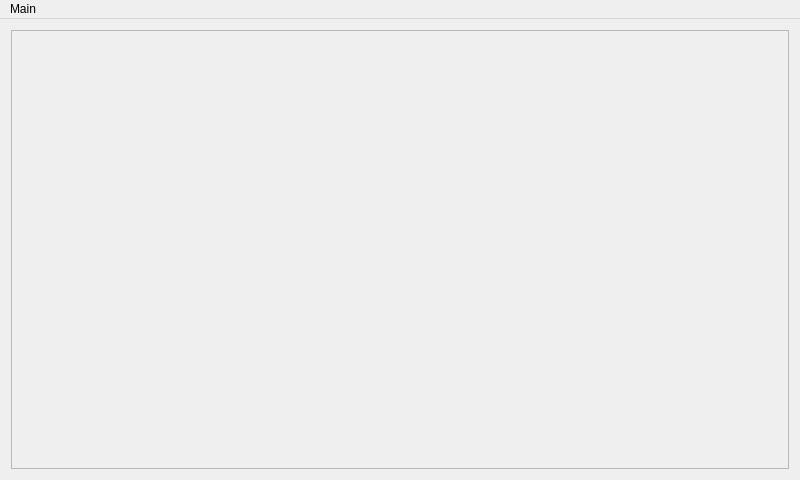
Qt form flashlauncher/mainwindow.ui (achipa/maemo-flash-launcher) before a commit.
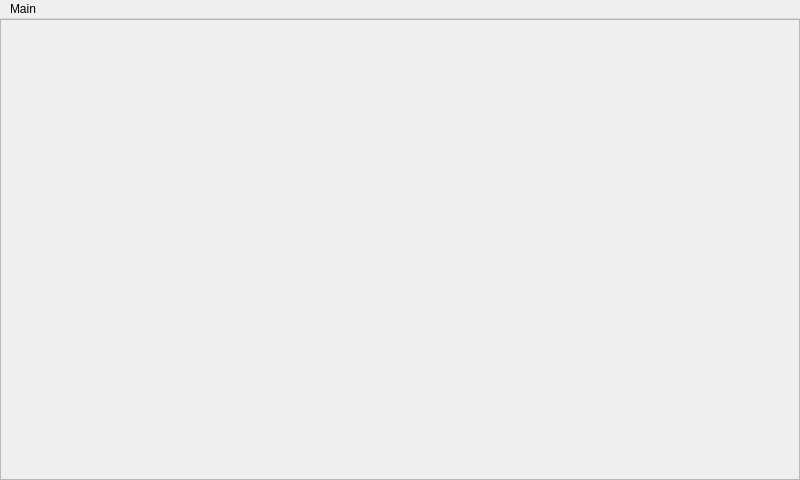
The same form after that commit. Icons and pictures are not drawn.

Patch:
```diff
--- a/flashlauncher/mainwindow.ui
+++ b/flashlauncher/mainwindow.ui
@@ -15,8 +15,16 @@
   </property>
   <widget class="QWidget" name="centralWidget">
    <layout class="QVBoxLayout" name="verticalLayout">
+    <property name="margin">
+     <number>0</number>
+    </property>
     <item>
      <widget class="QScrollArea" name="scrollArea">
+      <property name="styleSheet">
+       <string notr="true">QWidget { 
+	background-attachment: fixed;
+}</string>
+      </property>
       <property name="widgetResizable">
        <bool>true</bool>
       </property>
@@ -25,11 +33,23 @@
         <rect>
          <x>0</x>
          <y>0</y>
-         <width>786</width>
-         <height>446</height>
+         <width>794</width>
+         <height>454</height>
         </rect>
        </property>
+       <property name="styleSheet">
+        <string notr="true">QWidget { 
+	background-image: url(:/background/background.png); 
+	background-attachment: fixed;
+}</string>
+       </property>
        <layout class="QVBoxLayout" name="verticalLayout_2">
+        <property name="leftMargin">
+         <number>0</number>
+        </property>
+        <property name="rightMargin">
+         <number>0</number>
+        </property>
         <item>
          <spacer name="verticalSpacer">
           <property name="orientation">
```
